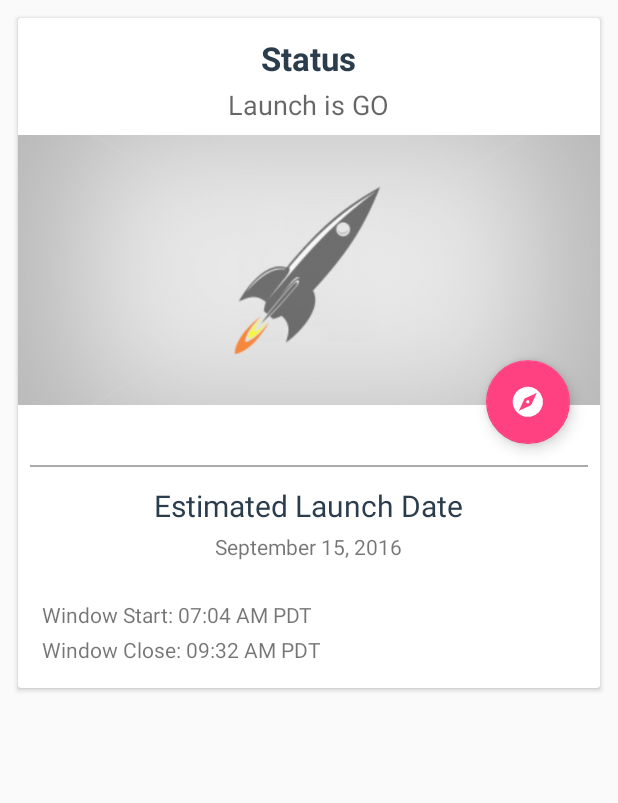
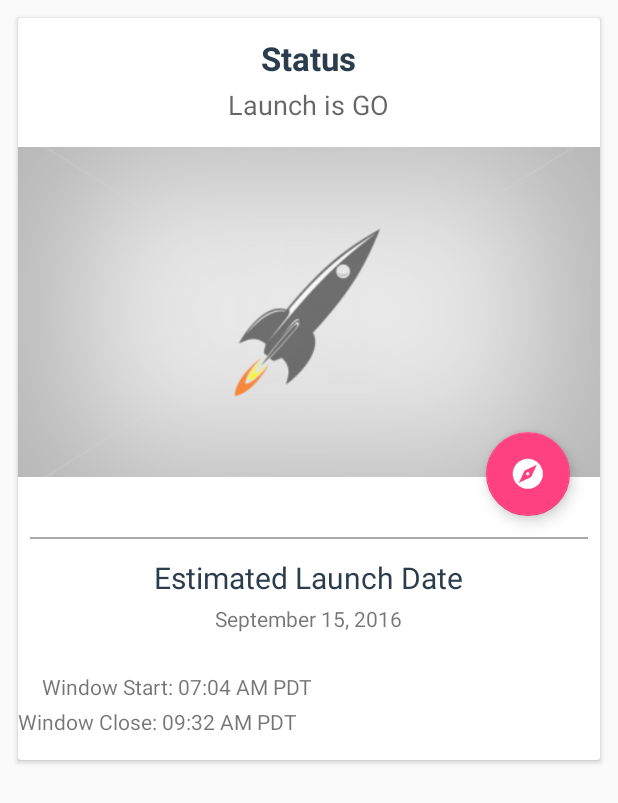
Before and after one commit to aaronoe/space_launch_manifest, an Android app: the layout detailpage_detailtab.xml on its own in the app's theme, with its tools: preview values and no code run, on a phone screen of 412 x 824 dp. Shown: the top 803 px of the screen. Run offline under Robolectric (Android 15) with nearby library versions, the phone set to English and light mode, and no system bars.

Commit message:
Minor improvements on the detail fragment

```diff
--- a/app/src/main/java/com/example/android/spacelaunchmanifest/LaunchArrayAdapter.java
+++ b/app/src/main/java/com/example/android/spacelaunchmanifest/LaunchArrayAdapter.java
@@ -49,7 +49,7 @@ public class LaunchArrayAdapter extends ArrayAdapter<LaunchItem> {
 
     /**
      * Helper method to convert UNIX epoch time to date
-     * @param dateObject
+     * @param dateObject for converting
      * @return a formatted date like "Tue, Feb 17, 2015"
      */
     private String formatDate(Date dateObject){
@@ -178,7 +178,7 @@ public class LaunchArrayAdapter extends ArrayAdapter<LaunchItem> {
 
         String locationUrl =
                 "http://maps.google.com/maps/api/staticmap?center=" +latitude + "," + longitude +
-                        "&zoom=8" +
+                        "&zoom=4" +
                         "&scale=2" +
                         "&size=375x195" +
                         "&sensor=false" +
--- a/app/src/main/java/com/example/android/spacelaunchmanifest/MainActivity.java
+++ b/app/src/main/java/com/example/android/spacelaunchmanifest/MainActivity.java
@@ -128,6 +128,7 @@ public class MainActivity extends AppCompatActivity implements LoaderManager.Loa
         // data set. This will trigger the ListView to update.
         if (launches != null && !launches.isEmpty()) {
             mAdapter.addAll(launches);
+            getLoaderManager().destroyLoader(loader.getId());
         }
     }
 
--- a/app/src/main/res/layout/detailpage_detailtab.xml
+++ b/app/src/main/res/layout/detailpage_detailtab.xml
@@ -37,7 +37,7 @@
                 android:textStyle="bold"
                 android:layout_margin="4dp"
                 android:paddingTop="8dp"
-                android:text="Status"
+                android:text="@string/detail_status"
                 android:layout_gravity="center_horizontal" />
 
             <TextView
@@ -56,8 +56,10 @@
                 <ImageView
                     android:layout_width="match_parent"
                     android:id="@+id/detail_map_picture_view"
-                    android:layout_height="180dp"
+                    android:layout_marginTop="8dp"
+                    android:layout_height="220dp"
                     android:scaleType="centerCrop"
+                    android:contentDescription="@string/mapDescription"
                     android:src="@drawable/placeholder_480"/>
 
                 <android.support.design.widget.FloatingActionButton
@@ -66,9 +68,11 @@
                     android:layout_width="wrap_content"
                     android:layout_height="wrap_content"
                     android:layout_alignBottom="@id/detail_map_picture_view"
+                    android:layout_alignParentEnd="true"
                     android:layout_alignParentRight="true"
                     android:layout_marginBottom="-26dp"
                     android:layout_marginRight="20dp"
+                    android:layout_marginEnd="20dp"
                     android:clickable="true"
                     app:backgroundTint="@color/colorAccent"
                     app:srcCompat="@drawable/ic_explore_white_36dp"
@@ -105,7 +109,6 @@
                 android:layout_width="wrap_content"
                 android:layout_height="wrap_content"
                 android:layout_margin="4dp"
-                android:layout_below="@+id/string_est_launch_date"
                 android:layout_gravity="center_horizontal"
                 tools:text="September 15, 2016"
                 android:id="@+id/full_launch_date" />
@@ -116,6 +119,7 @@
                 android:id="@+id/detail_window_open"
                 android:layout_marginTop="22dp"
                 android:layout_marginLeft="16dp"
+                android:layout_marginStart="16dp"
                 tools:text="Window Start: 07:04 AM PDT"/>
 
             <TextView
@@ -124,6 +128,7 @@
                 android:id="@+id/detail_window_close"
                 android:layout_marginTop="4dp"
                 android:layout_marginLeft="16dp"
+                android:layout_marginEnd="16dp"
                 android:layout_marginBottom="16dp"
                 tools:text="Window Close: 09:32 AM PDT"/>
 
--- a/app/src/main/res/values/strings.xml
+++ b/app/src/main/res/values/strings.xml
@@ -5,4 +5,12 @@
     <string name="your_time">Your time:</string>
     <string name="watch_live">Watch Live</string>
     <string name="est_launch_date">Estimated Launch Date</string>
+    <string name="launch_is_go">Launch is GO</string>
+    <string name="launch_is_no_go">Launch is NO GO</string>
+    <string name="launch_success">Launch successful</string>
+    <string name="launch_failed">Launch failed</string>
+    <string name="detail_status">Status</string>
+    <string name="mapDescription">Location of the Launchpad in Google Maps</string>
+    <string name="windowStart">Window Start: </string>
+    <string name="windowClose">Window Close: </string>
 </resources>
```
Also changed, not shown: app/src/main/java/com/example/android/spacelaunchmanifest/DetailpageDetailFragment.java (+15 -13 lines).
